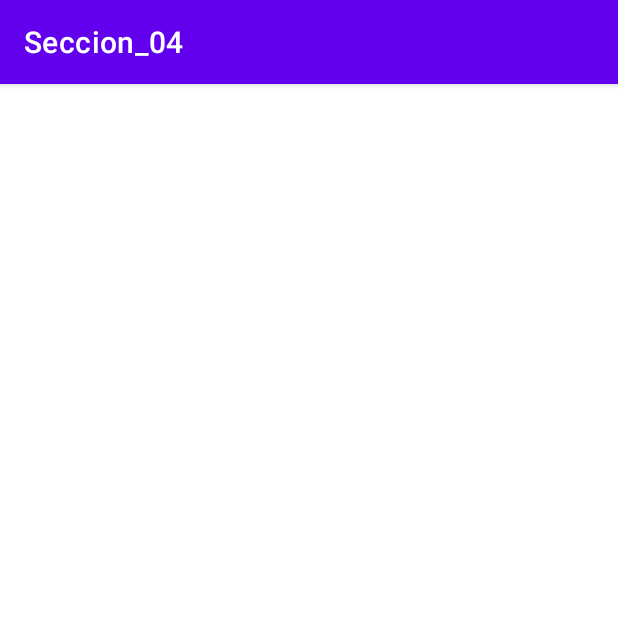
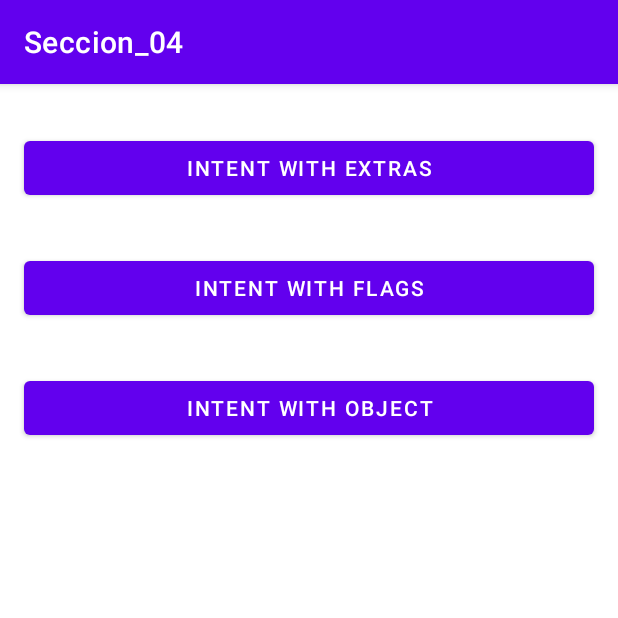
Before and after one commit to josebocero/Seccion_04_Activities_Permisos_List, an Android app: the IntentsActivity screen opened directly, with no data from a screen before it, on a phone screen of 412 x 824 dp, the top half of it. Run offline under Robolectric (Android 15) with nearby library versions, the phone set to English and light mode, and no system bars; pictures from the network do not load.

Commit message:
video 46 Intents con objetos

```diff
--- a/app/src/main/AndroidManifest.xml
+++ b/app/src/main/AndroidManifest.xml
@@ -11,7 +11,8 @@
         android:roundIcon="@mipmap/ic_launcher_round"
         android:supportsRtl="true"
         android:theme="@style/Theme.Seccion_04_Activities_Permisos_List">
-        <activity android:name=".activities.LifeCycleEventsActivity"></activity>
+        <activity android:name=".activities.IntentExtrasActivity"></activity>
+        <activity android:name=".activities.LifeCycleEventsActivity" />
         <activity android:name=".activities.SharedPreferencesActivity" />
         <activity android:name=".activities.PicassoActivity" />
         <activity android:name=".activities.PermissionsActivity" />
--- a/app/src/main/java/jose_g_bocero/com/jose/seccion_04_activities_permisos_list/activities/IntentsActivity.kt
+++ b/app/src/main/java/jose_g_bocero/com/jose/seccion_04_activities_permisos_list/activities/IntentsActivity.kt
@@ -1,12 +1,50 @@
 package jose_g_bocero.com.jose.seccion_04_activities_permisos_list.activities
 
+import android.content.Intent
 import androidx.appcompat.app.AppCompatActivity
 import android.os.Bundle
 import jose_g_bocero.com.jose.seccion_04_activities_permisos_list.R
+import jose_g_bocero.com.jose.seccion_04_activities_permisos_list.databinding.ActivityIntentsBinding
+import jose_g_bocero.com.jose.seccion_04_activities_permisos_list.models.Student
 
 class IntentsActivity : AppCompatActivity() {
+
+    private lateinit var binding: ActivityIntentsBinding
+
     override fun onCreate(savedInstanceState: Bundle?) {
         super.onCreate(savedInstanceState)
-        setContentView(R.layout.activity_intents)
+
+        binding = ActivityIntentsBinding.inflate(layoutInflater)
+        setContentView(binding.root)
+
+        binding.buttonIntentExtras.setOnClickListener { goIntentExtras() }
+        binding.buttonIntentFlags.setOnClickListener { goIntentFlags() }
+        binding.buttonIntentObject.setOnClickListener { goIntentObject() }
     }
+
+    private fun goIntentExtras() {
+        val intent = Intent(this, IntentExtrasActivity::class.java)
+        intent.putExtra("name", "Alejandro")
+        intent.putExtra("lastName", "Lora")
+        intent.putExtra("age", 27)
+        intent.putExtra("developer", true)
+        startActivity(intent)
+    }
+
+    private fun goIntentFlags() {
+        val intent = Intent(this, IntentExtrasActivity::class.java)
+        //intent.flags = Intent.FLAG_ACTIVITY_NO_HISTORY // No guarda el activity en el stack
+        //intent.flags = Intent.FLAG_ACTIVITY_NO_ANIMATION // No animación
+        intent.flags = Intent.FLAG_ACTIVITY_NEW_TASK or Intent.FLAG_ACTIVITY_CLEAR_TASK // Borra el stack completo
+        startActivity(intent)
+        //finish() // Destruye estee activity evitando que entre en el stack
+    }
+    private fun goIntentObject() {
+        val intent = Intent(this, IntentExtrasActivity::class.java)
+        val student = Student("Alberto", "Santos", 24, false)
+        intent.putExtra("student", student)
+        startActivity(intent)
+    }
+
+
 }
--- a/app/src/main/res/layout/activity_intents.xml
+++ b/app/src/main/res/layout/activity_intents.xml
@@ -6,4 +6,39 @@
     android:layout_height="match_parent"
     tools:context=".activities.IntentsActivity">
 
+    <Button
+        android:id="@+id/buttonIntentExtras"
+        android:layout_width="0dp"
+        android:layout_height="wrap_content"
+        android:layout_marginStart="16dp"
+        android:layout_marginTop="32dp"
+        android:layout_marginEnd="16dp"
+        android:text="@string/button_intent_extras"
+        app:layout_constraintEnd_toEndOf="parent"
+        app:layout_constraintStart_toStartOf="parent"
+        app:layout_constraintTop_toTopOf="parent" />
+
+    <Button
+        android:id="@+id/buttonIntentFlags"
+        android:layout_width="0dp"
+        android:layout_height="wrap_content"
+        android:layout_marginStart="16dp"
+        android:layout_marginTop="32dp"
+        android:layout_marginEnd="16dp"
+        android:text="@string/button_intent_flags"
+        app:layout_constraintEnd_toEndOf="parent"
+        app:layout_constraintStart_toStartOf="parent"
+        app:layout_constraintTop_toBottomOf="@+id/buttonIntentExtras" />
+
+    <Button
+        android:id="@+id/buttonIntentObject"
+        android:layout_width="0dp"
+        android:layout_height="wrap_content"
+        android:layout_marginStart="16dp"
+        android:layout_marginTop="32dp"
+        android:layout_marginEnd="16dp"
+        android:text="@string/button_intent_object"
+        app:layout_constraintEnd_toEndOf="parent"
+        app:layout_constraintStart_toStartOf="parent"
+        app:layout_constraintTop_toBottomOf="@+id/buttonIntentFlags" />
 </androidx.constraintlayout.widget.ConstraintLayout>
--- a/app/src/main/res/values/strings.xml
+++ b/app/src/main/res/values/strings.xml
@@ -16,4 +16,8 @@
     <string name="button_multi_3">Multiple Button 3</string>
     <string name="button_kat_id">Button By FiendViewById</string>
     <string name="button_kat_kat">Button By KAT</string>
+    <string name="button_intent_extras">Intent With Extras</string>
+    <string name="button_intent_flags">Intent With Flags</string>
+    <string name="button_intent_object">Intent With Object</string>
+    <string name="button_back">Go Back</string>
 </resources>
```
Also changed, not shown: app/src/main/java/jose_g_bocero/com/jose/seccion_04_activities_permisos_list/activities/IntentExtrasActivity.kt (added, +68 -0 lines), app/src/main/java/jose_g_bocero/com/jose/seccion_04_activities_permisos_list/models/Student.kt (added, +42 -0 lines), app/src/main/res/layout/activity_intent_extras.xml (added, +57 -0 lines).
